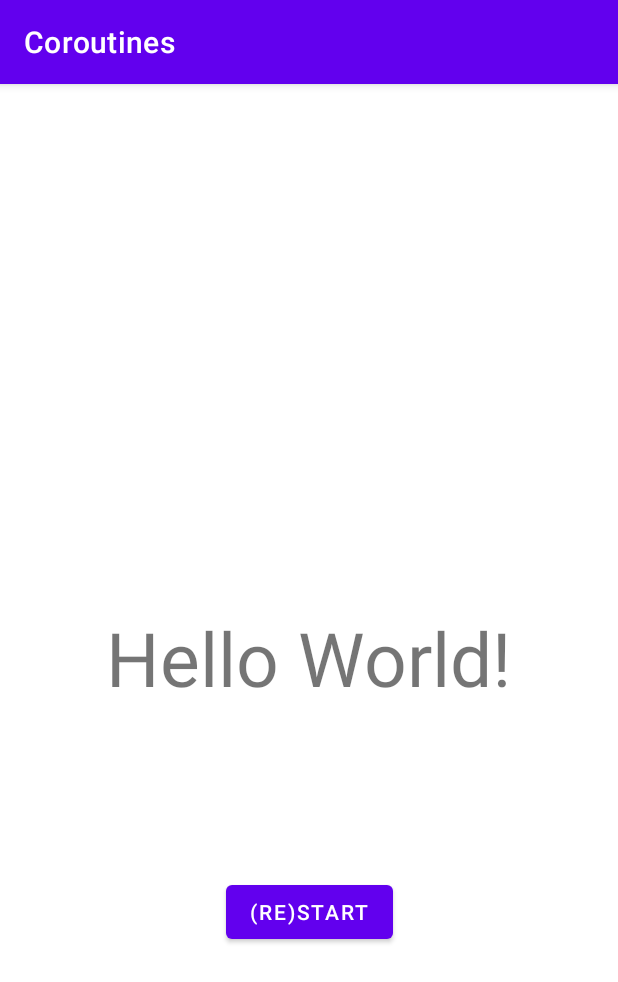
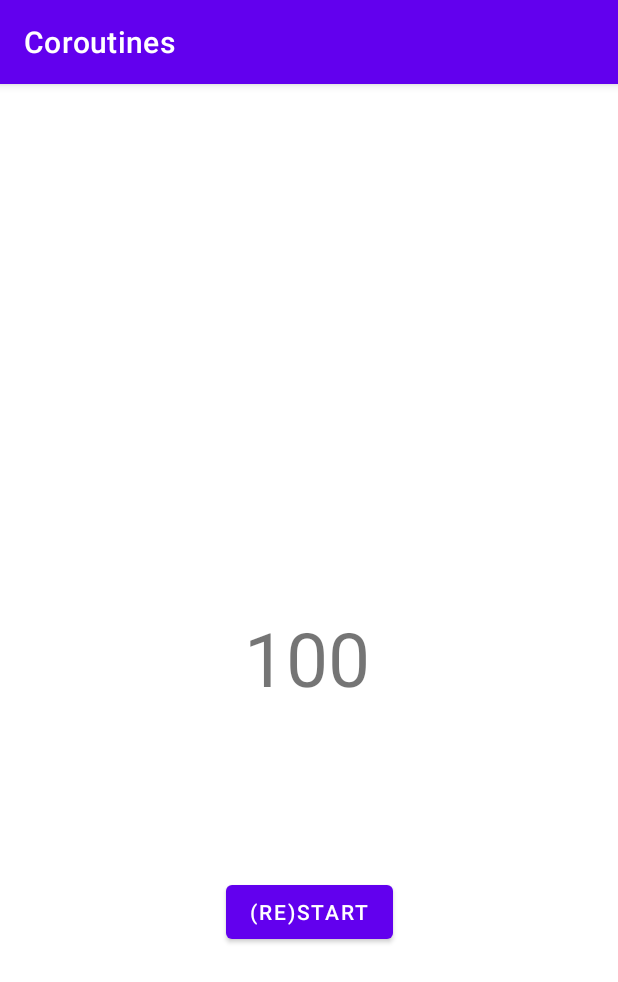
Before and after one commit to Random76520/Coroutines, an Android app: the screen it shows after launch (MainActivity), on a phone screen of 412 x 824 dp. Shown: the top 982 px of the screen. Run offline under Robolectric (Android 15) with nearby library versions, the phone set to English and light mode, and no system bars.

Commit message:
Late turn-in

```diff
--- a/app/src/main/res/layout/activity_main.xml
+++ b/app/src/main/res/layout/activity_main.xml
@@ -11,7 +11,7 @@
         android:layout_width="wrap_content"
         android:layout_height="wrap_content"
         android:layout_marginBottom="112dp"
-        android:text="Hello World!"
+        android:text="@string/textView"
         android:textSize="50sp"
         app:layout_constraintBottom_toTopOf="@id/button"
         app:layout_constraintEnd_toEndOf="parent"
--- a/app/src/main/res/values/strings.xml
+++ b/app/src/main/res/values/strings.xml
@@ -1,4 +1,5 @@
 <resources>
     <string name="app_name">Coroutines</string>
+    <string name="textView">100</string>
     <string name="button">(Re)Start</string>
 </resources>
```
